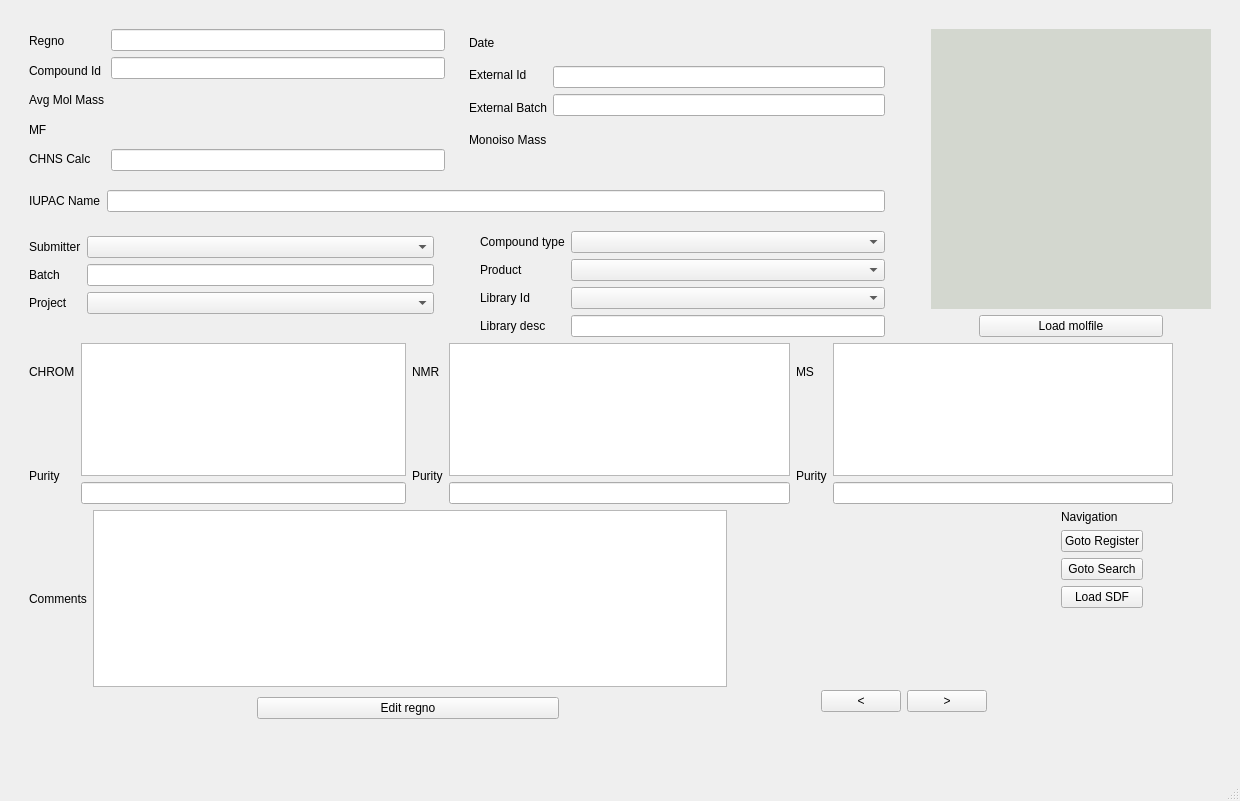
Above: chemReg/searchchem.ui from dahlbma/scarab_tornado before the change. Below: the same form after it.
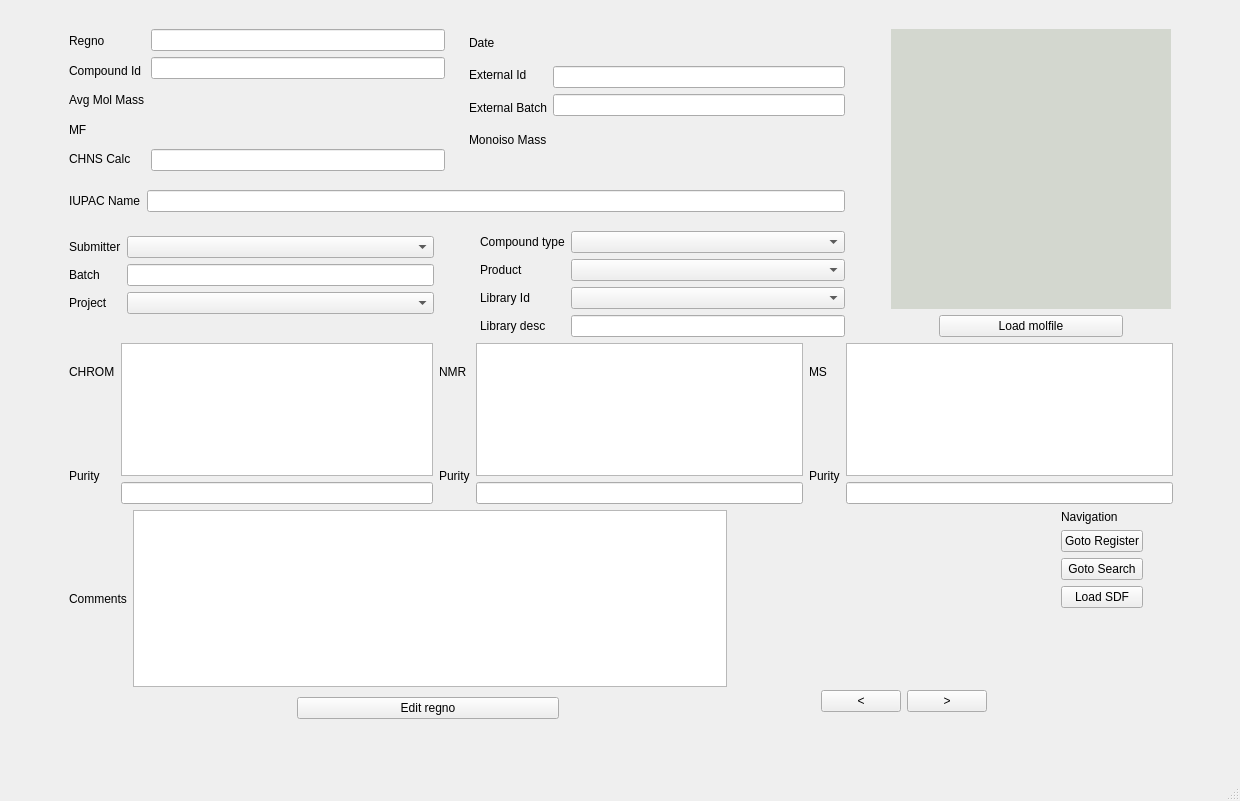
That is the form after the change.

The edit to the form file:
```diff
--- a/chemReg/searchchem.ui
+++ b/chemReg/searchchem.ui
@@ -51,6 +51,22 @@
       </item>
       <item>
        <layout class="QHBoxLayout" name="horizontalLayout_12">
+        <item>
+         <spacer name="horizontalSpacer_16">
+          <property name="orientation">
+           <enum>Qt::Horizontal</enum>
+          </property>
+          <property name="sizeType">
+           <enum>QSizePolicy::Preferred</enum>
+          </property>
+          <property name="sizeHint" stdset="0">
+           <size>
+            <width>40</width>
+            <height>20</height>
+           </size>
+          </property>
+         </spacer>
+        </item>
         <item>
          <layout class="QVBoxLayout" name="verticalLayout_19">
           <item>
@@ -527,10 +543,42 @@
           </item>
          </layout>
         </item>
+        <item>
+         <spacer name="horizontalSpacer_17">
+          <property name="orientation">
+           <enum>Qt::Horizontal</enum>
+          </property>
+          <property name="sizeType">
+           <enum>QSizePolicy::Preferred</enum>
+          </property>
+          <property name="sizeHint" stdset="0">
+           <size>
+            <width>40</width>
+            <height>20</height>
+           </size>
+          </property>
+         </spacer>
+        </item>
        </layout>
       </item>
       <item>
        <layout class="QHBoxLayout" name="horizontalLayout_13">
+        <item>
+         <spacer name="horizontalSpacer_18">
+          <property name="orientation">
+           <enum>Qt::Horizontal</enum>
+          </property>
+          <property name="sizeType">
+           <enum>QSizePolicy::Preferred</enum>
+          </property>
+          <property name="sizeHint" stdset="0">
+           <size>
+            <width>40</width>
+            <height>20</height>
+           </size>
+          </property>
+         </spacer>
+        </item>
         <item>
          <layout class="QHBoxLayout" name="horizontalLayout_4">
           <item>
@@ -752,6 +800,22 @@
       </item>
       <item>
        <layout class="QHBoxLayout" name="horizontalLayout_15">
+        <item>
+         <spacer name="horizontalSpacer_19">
+          <property name="orientation">
+           <enum>Qt::Horizontal</enum>
+          </property>
+          <property name="sizeType">
+           <enum>QSizePolicy::Preferred</enum>
+          </property>
+          <property name="sizeHint" stdset="0">
+           <size>
+            <width>40</width>
+            <height>20</height>
+           </size>
+          </property>
+         </spacer>
+        </item>
         <item>
          <layout class="QVBoxLayout" name="verticalLayout_22">
           <item>
```
